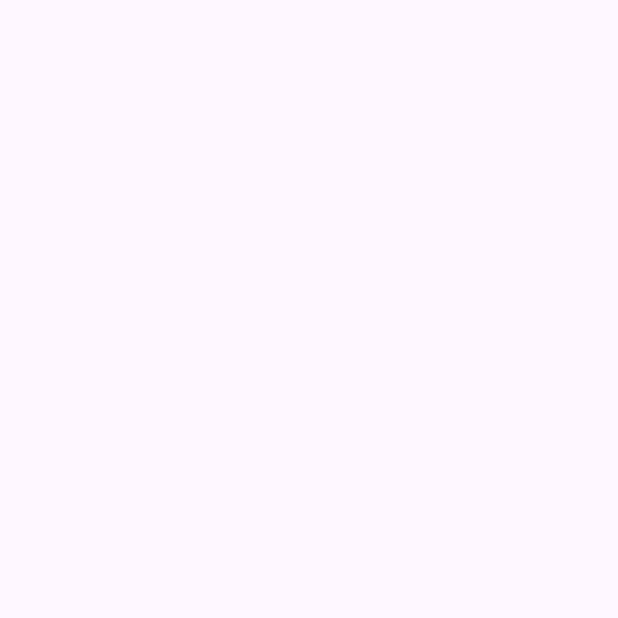
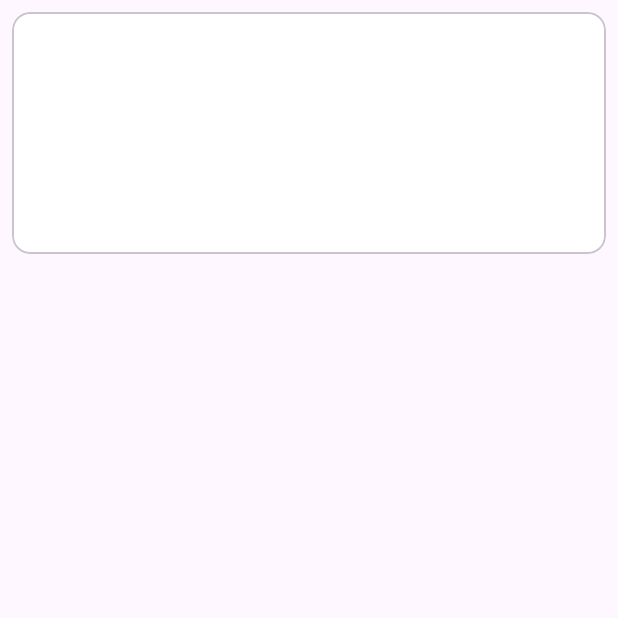
Before and after one commit to Firrizq/bacaQuran, an Android app: the DetailSurahActivity screen opened directly, with no data from a screen before it, on a phone screen of 412 x 824 dp, the top half of it. Before the commit the part shown is empty. Run offline under Robolectric (Android 15) with nearby library versions, the phone set to English and light mode, and no system bars.

Commit message:
detail surah & ayah

```diff
--- a/app/src/main/res/layout/activity_detail_surah.xml
+++ b/app/src/main/res/layout/activity_detail_surah.xml
@@ -6,4 +6,79 @@
     android:layout_height="match_parent"
     tools:context=".presentation.Quran.DetailSurahActivity">
 
+    <com.google.android.material.card.MaterialCardView
+        android:id="@+id/cv_detail_surah"
+        android:layout_width="match_parent"
+        android:layout_height="wrap_content"
+        android:layout_margin="8dp"
+        app:cardBackgroundColor="@color/white"
+        android:elevation="3dp"
+        app:layout_constraintTop_toTopOf="parent">
+
+        <androidx.constraintlayout.widget.ConstraintLayout
+            android:layout_width="match_parent"
+            android:layout_height="match_parent">
+
+            <TextView
+                android:id="@+id/tv_detail_surah"
+                android:layout_width="wrap_content"
+                android:layout_height="wrap_content"
+                android:layout_marginTop="16dp"
+                android:textAlignment="center"
+                android:textSize="24sp"
+                android:textStyle="bold"
+                app:layout_constraintEnd_toEndOf="parent"
+                app:layout_constraintStart_toStartOf="parent"
+                app:layout_constraintTop_toTopOf="parent"/>
+
+            <TextView
+                android:id="@+id/tv_detail_name_translation"
+                android:layout_width="match_parent"
+                android:layout_height="wrap_content"
+                android:layout_marginTop="8dp"
+                android:textAlignment="center"
+                android:textSize="18sp"
+                android:textStyle="bold"
+                app:layout_constraintTop_toBottomOf="@id/tv_detail_surah"/>
+
+            <TextView
+                android:id="@+id/tv_detail_ayah"
+                android:layout_width="match_parent"
+                android:layout_height="wrap_content"
+                android:textAlignment="center"
+                app:layout_constraintTop_toBottomOf="@id/tv_detail_name_translation"/>
+
+            <View
+                android:layout_width="0dp"
+                android:layout_height="2dp"
+                android:layout_marginTop="6dp"
+                android:background="@color/black"
+                app:layout_constraintEnd_toEndOf="@id/tv_detail_surah"
+                app:layout_constraintStart_toStartOf="@id/tv_detail_surah"
+                app:layout_constraintTop_toBottomOf="@id/tv_detail_surah"/>
+
+            <TextView
+                android:id="@+id/tv_detail_name"
+                android:layout_width="match_parent"
+                android:layout_height="wrap_content"
+                android:layout_marginTop="12dp"
+                android:layout_marginBottom="16dp"
+                android:textAlignment="center"
+                android:textSize="24sp"
+                android:textStyle="bold"
+                app:layout_constraintBottom_toBottomOf="parent"
+                app:layout_constraintTop_toBottomOf="@id/tv_detail_ayah" />
+
+        </androidx.constraintlayout.widget.ConstraintLayout>
+    </com.google.android.material.card.MaterialCardView>
+
+    <androidx.recyclerview.widget.RecyclerView
+        android:id="@+id/rv_surah"
+        android:layout_width="match_parent"
+        android:layout_height="0dp"
+        android:layout_marginTop="16dp"
+        app:layout_constraintTop_toBottomOf="@id/cv_detail_surah"
+        app:layout_constraintBottom_toBottomOf="parent"
+        tools:listitem="@layout/item_ayah"/>
+
 </androidx.constraintlayout.widget.ConstraintLayout>
```
Also changed, not shown: app/src/main/res/layout/item_ayah.xml (added, +51 -0 lines).
